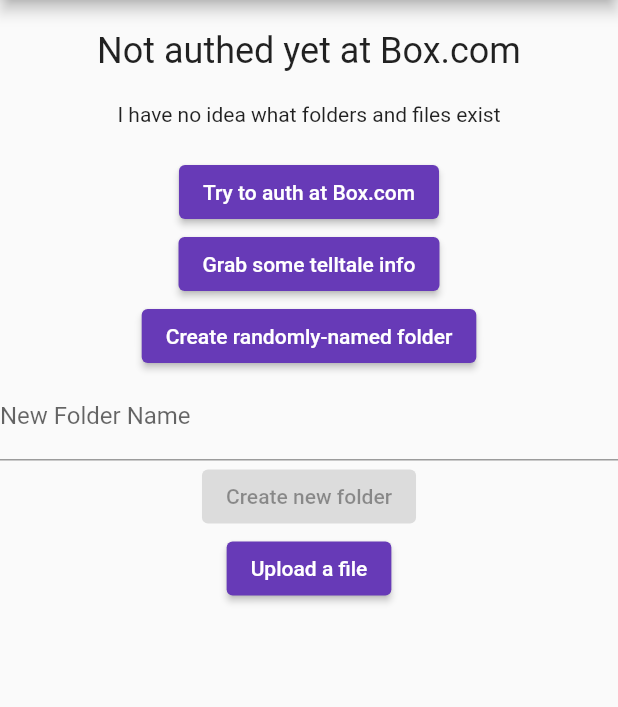
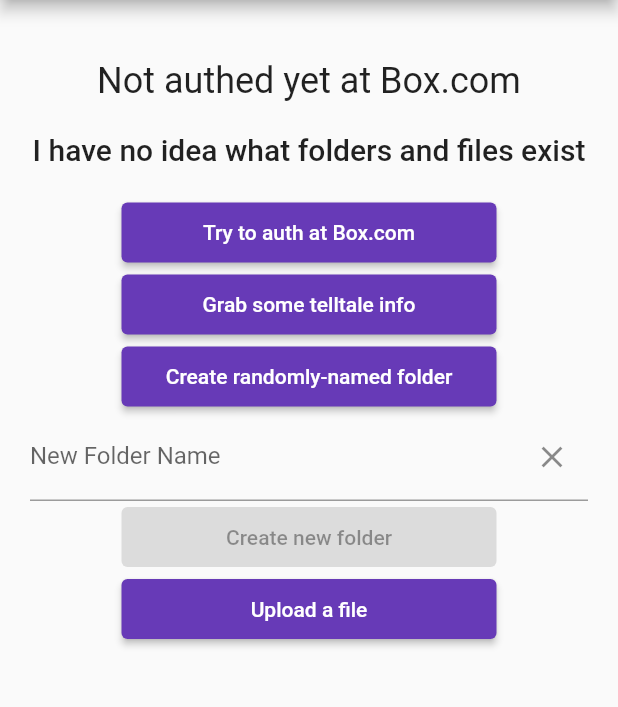
Before and after one commit to Bobbu/2box_dot_com_demo, a Flutter app: the screen it shows after launch, on a phone screen of 412 x 824 dp, the part 84-791 px from its top. Run offline on Flutter 3.47's test engine with Material 2 defaults, Android fonts, the phone set to English and light mode, and no system bars; our stand-ins replace file_picker, flutter_secure_storage; missing offline and left inert: flutter_web_auth.

Commit message:
Cleaned up the UI a tad

```diff
--- a/lib/main.dart
+++ b/lib/main.dart
@@ -61,6 +61,12 @@
         _enableCreateNewFolderButton = true;
       });
     }
+  }
+
+  void _clearFolderNameText() {
+    setState(() {
+      _folderNameController.clear();
+    });
   }
 
   @override
@@ -204,11 +210,20 @@
 
   @override
   Widget build(BuildContext context) {
+    ButtonStyle consistentSizeButtonStyle = ElevatedButton.styleFrom(
+        minimumSize: const Size(250, 40), maximumSize: const Size(250, 40));
     return Scaffold(
       appBar: AppBar(
         title: Text(widget.title),
       ),
-      body: Center(
+      body: Column(
+        mainAxisAlignment: MainAxisAlignment.spaceBetween,
+        crossAxisAlignment: CrossAxisAlignment.stretch,
+        children: [
+          Expanded(
+            child: SingleChildScrollView(
+              child: Padding(
+                padding: const EdgeInsets.all(20),
                 child: Column(
                   mainAxisAlignment: MainAxisAlignment.start,
                   children: <Widget>[
@@ -216,44 +231,58 @@
                     Text(
                       _connectionState,
                       style: Theme.of(context).textTheme.headline5,
+                      maxLines: 3,
                     ),
                     const SizedBox(height: 20),
                     Text(
                       _someTellTaleInfo,
+                      style: Theme.of(context).textTheme.headline6,
+                      maxLines: 3,
                     ),
                     const SizedBox(height: 20),
-            Column(
-              mainAxisAlignment: MainAxisAlignment.center,
-              children: [
                     ElevatedButton(
+                        style: consistentSizeButtonStyle,
                         onPressed: _authenticate,
                         child: const Text('Try to auth at Box.com')),
                     const SizedBox(width: 10),
                     ElevatedButton(
+                        style: consistentSizeButtonStyle,
                         onPressed: _getSomeTelltaleInfo,
                         child: const Text('Grab some telltale info')),
                     const SizedBox(width: 10),
                     ElevatedButton(
+                        style: consistentSizeButtonStyle,
                         onPressed: _createRandomlyNamedFolder,
                         child: const Text('Create randomly-named folder')),
                     const SizedBox(width: 20),
                     TextField(
-                  decoration:
-                      const InputDecoration(labelText: 'New Folder Name'),
+                      decoration: InputDecoration(
+                        labelText: 'New Folder Name',
+                        suffixIcon: IconButton(
+                          // Icon to
+                          icon: const Icon(Icons.clear), // clear text
+                          onPressed: _clearFolderNameText,
+                        ),
+                      ),
                       controller: _folderNameController,
                     ),
                     ElevatedButton(
+                        style: consistentSizeButtonStyle,
                         onPressed: (_enableCreateNewFolderButton)
                             ? _createNewFolder
                             : null,
                         child: const Text('Create new folder')),
                     const SizedBox(width: 10),
                     ElevatedButton(
-                    onPressed: _uploadFile, child: const Text('Upload a file')),
+                        style: consistentSizeButtonStyle,
+                        onPressed: _uploadFile,
+                        child: const Text('Upload a file')),
                   ],
                 ),
+              ),
+            ),
+          ),
         ],
-        ),
       ),
     );
   }
```
Lines whose indentation alone changed are shown as unchanged.
